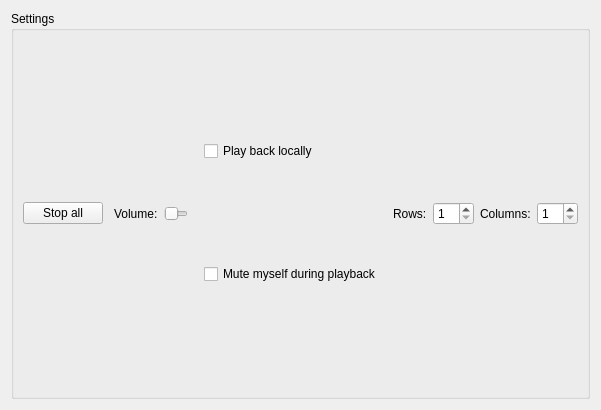
Old version of the form src/config_qt.ui in the repository MGraefe/RP-Soundboard.
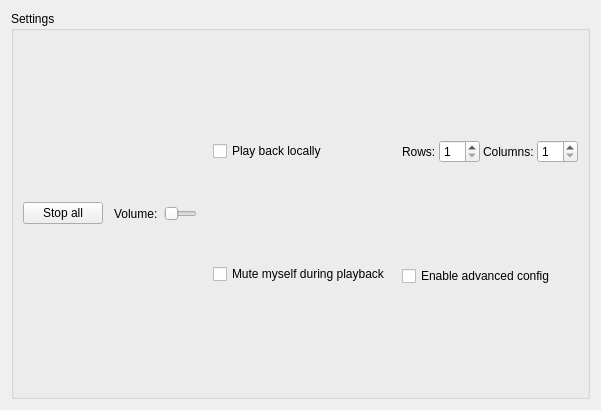
New version of the form. Icons and pictures are not drawn.

Diff of the .ui file:
```diff
--- a/src/config_qt.ui
+++ b/src/config_qt.ui
@@ -155,6 +155,13 @@
            </spacer>
           </item>
           <item>
+           <layout class="QVBoxLayout" name="verticalLayout_5">
+            <property name="spacing">
+             <number>3</number>
+            </property>
+            <item>
+             <layout class="QHBoxLayout" name="horizontalLayout_2">
+              <item>
            <widget class="QLabel" name="label_2">
             <property name="text">
              <string>Rows:</string>
@@ -187,6 +194,17 @@
              <number>10</number>
             </property>
            </widget>
+              </item>
+             </layout>
+            </item>
+            <item>
+             <widget class="QCheckBox" name="cb_advanced_config">
+              <property name="text">
+               <string>Enable advanced config</string>
+              </property>
+             </widget>
+            </item>
+           </layout>
           </item>
          </layout>
         </widget>
```
Left out of the diff: 2 changed lines with no effect on the pictures. Lines whose indentation alone changed are shown as unchanged.
